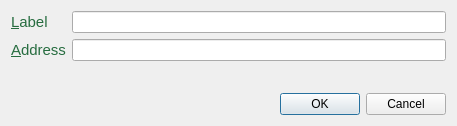
The window that src/qt/forms/editaddressdialog.ui (EverGreenCoinDev/EverGreenCoin) describes before a commit, drawn with Qt 5.
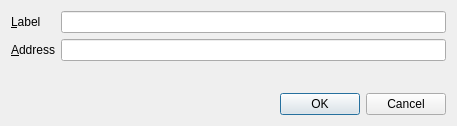
The same window after the commit.

Patch:
```diff
--- a/src/qt/forms/editaddressdialog.ui
+++ b/src/qt/forms/editaddressdialog.ui
@@ -21,17 +21,6 @@
      </property>
      <item row="0" column="0">
       <widget class="QLabel" name="label">
-       <property name="font">
-        <font>
-         <pointsize>11</pointsize>
-         <weight>50</weight>
-         <italic>false</italic>
-         <bold>false</bold>
-        </font>
-       </property>
-       <property name="styleSheet">
-        <string notr="true">QLabel { color:#266C3F; }</string>
-       </property>
        <property name="text">
         <string>&amp;Label</string>
        </property>
@@ -42,13 +31,6 @@
      </item>
      <item row="0" column="1">
       <widget class="QLineEdit" name="labelEdit">
-       <property name="font">
-        <font>
-         <weight>50</weight>
-         <bold>false</bold>
-         <stylestrategy>PreferAntialias</stylestrategy>
-        </font>
-       </property>
        <property name="toolTip">
         <string>The label associated with this address book entry</string>
        </property>
@@ -56,17 +38,6 @@
      </item>
      <item row="1" column="0">
       <widget class="QLabel" name="label_2">
-       <property name="font">
-        <font>
-         <pointsize>11</pointsize>
-         <weight>50</weight>
-         <italic>false</italic>
-         <bold>false</bold>
-        </font>
-       </property>
-       <property name="styleSheet">
-        <string notr="true">QLabel { color:#266C3F; }</string>
-       </property>
        <property name="text">
         <string>&amp;Address</string>
        </property>
@@ -77,13 +48,6 @@
      </item>
      <item row="1" column="1">
       <widget class="QLineEdit" name="addressEdit">
-       <property name="font">
-        <font>
-         <weight>50</weight>
-         <bold>false</bold>
-         <stylestrategy>PreferAntialias</stylestrategy>
-        </font>
-       </property>
        <property name="toolTip">
         <string>The address associated with this address book entry. This can only be modified for sending addresses.</string>
        </property>
```
Left out of the diff: 7 changed lines with no effect on the pictures.
